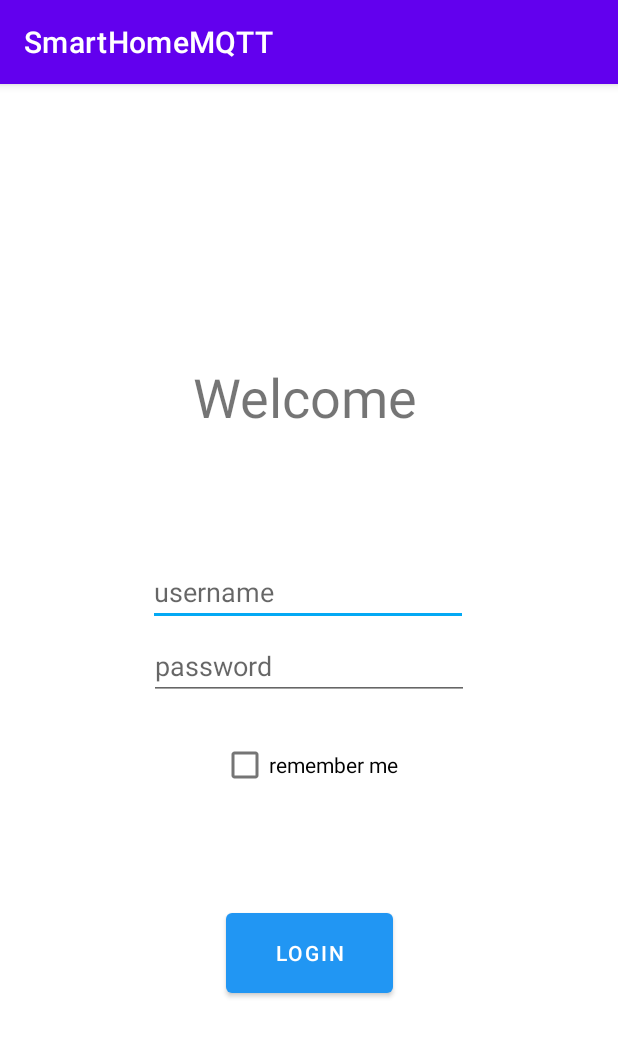
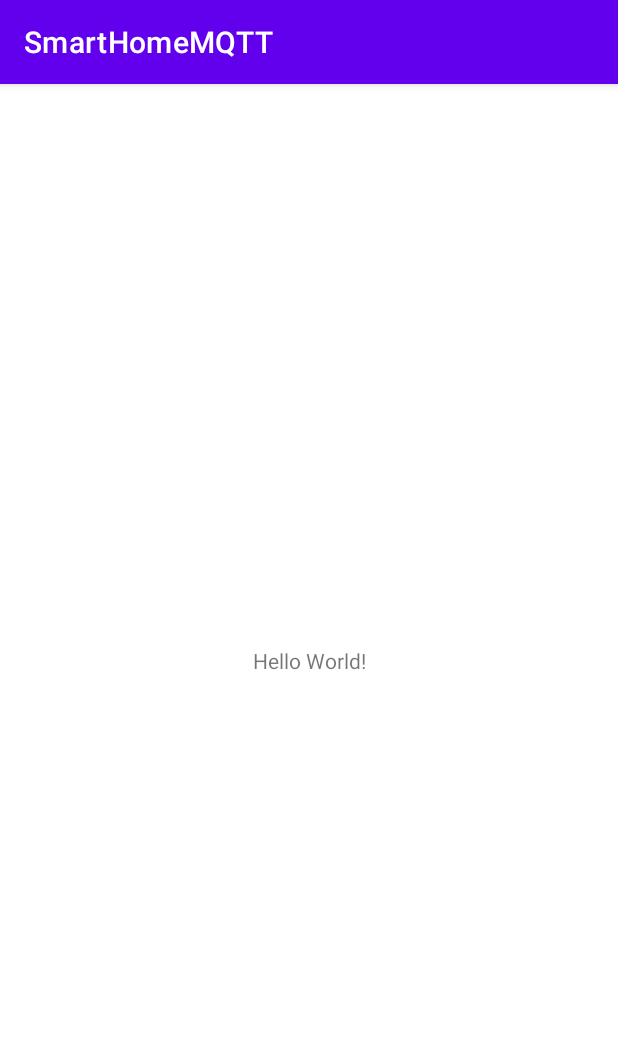
Before and after one commit to flogriesser/SmartHomeMQTT, an Android app: the screen it shows after launch (MainActivity), on a phone screen of 412 x 824 dp. Shown: the top 1037 px of the screen. Run offline under Robolectric (Android 15) with nearby library versions, the phone set to English and light mode, and no system bars.

```diff
--- a/app/build.gradle
+++ b/app/build.gradle
@@ -33,11 +33,6 @@ dependencies {
     implementation 'androidx.appcompat:appcompat:1.2.0'
     implementation 'com.google.android.material:material:1.3.0'
     implementation 'androidx.constraintlayout:constraintlayout:2.0.4'
-    //
-    implementation 'com.android.support:cardview-v7:30.0.0'
-    implementation 'com.android.support:recyclerview-v7:30.0.0'
-    //implementation "androidx.recyclerview:recyclerview:1.1.0"
-    //
     testImplementation 'junit:junit:4.+'
     androidTestImplementation 'androidx.test.ext:junit:1.1.2'
     androidTestImplementation 'androidx.test.espresso:espresso-core:3.3.0'
--- a/app/src/main/AndroidManifest.xml
+++ b/app/src/main/AndroidManifest.xml
@@ -12,12 +12,10 @@
         <activity android:name=".MainActivity">
             <intent-filter>
                 <action android:name="android.intent.action.MAIN" />
+
                 <category android:name="android.intent.category.LAUNCHER" />
             </intent-filter>
         </activity>
-        <activity android:name=".AddDeviceActivity" />
-        <activity android:name=".HomeMainActivity" />
-        <activity android:name=".CommunicationActivity"/>
     </application>
 
 </manifest>
--- a/app/src/main/java/com/example/smarthomemqtt/MainActivity.java
+++ b/app/src/main/java/com/example/smarthomemqtt/MainActivity.java
@@ -2,86 +2,13 @@ package com.example.smarthomemqtt;
 
 import androidx.appcompat.app.AppCompatActivity;
 
-import android.content.Intent;
-import android.content.SharedPreferences;
 import android.os.Bundle;
-import android.preference.PreferenceManager;
-import android.view.View;
-import android.widget.Button;
-import android.widget.CheckBox;
-import android.widget.EditText;
-import android.widget.TextView;
 
 public class MainActivity extends AppCompatActivity {
-    EditText username_text, password_text;
-    Button login_button;
-    TextView login_error_text;
-    CheckBox remember_checkbox;
-    SharedPreferences preferences;
-    SharedPreferences.Editor editor;
-
 
     @Override
     protected void onCreate(Bundle savedInstanceState) {
         super.onCreate(savedInstanceState);
         setContentView(R.layout.activity_main);
-
-        username_text = (EditText)findViewById(R.id.username);
-        password_text = (EditText)findViewById(R.id.password);
-        login_button = (Button) findViewById(R.id.login_button);
-        login_error_text = (TextView) findViewById(R.id.login_error_text);
-        remember_checkbox = (CheckBox) findViewById(R.id.remember_checkbox);
-        preferences = PreferenceManager.getDefaultSharedPreferences(this);
-        editor = preferences.edit();
-
-        checkSharedPreferences();
-
-        login_button.setOnClickListener(new View.OnClickListener() {
-            @Override
-            public void onClick(View v) {
-
-                if(username_text.getText().toString().equals("admin") && password_text.getText().toString().equals("admin")) {
-                    if(remember_checkbox.isChecked()){
-                        editor.putString(getString(R.string.checkbox), "True");
-                        editor.apply();
-                        String username_str = username_text.getText().toString();
-                        editor.putString(getString(R.string.username), username_str);
-                        editor.commit();
-                        String password_str = password_text.getText().toString();
-                        editor.putString(getString(R.string.password), password_str);
-                        editor.commit();
-                    }
-                    else{
-                        editor.putString(getString(R.string.checkbox), "False");
-                        editor.commit();
-                        editor.putString(getString(R.string.username), "");
-                        editor.commit();
-                        editor.putString(getString(R.string.password), "");
-                        editor.commit();
-                    }
-
-                    Intent intent = new Intent(MainActivity.this, HomeMainActivity.class);
-                    startActivity(intent);
-                }
-                else{
-                    login_error_text.setText("Wrong Credentials");
-                }
-            }
-        });
-    }
-    private void checkSharedPreferences(){
-        String checkbox_str = preferences.getString(getString(R.string.checkbox), "false");
-        String username_str = preferences.getString(getString(R.string.username), "");
-        String password_str = preferences.getString(getString(R.string.password), "");
-
-        username_text.setText(username_str);
-        password_text.setText(password_str);
-
-        if(checkbox_str.equals("True")){
-            remember_checkbox.setChecked(true);
-        }
-        else{
-            remember_checkbox.setChecked(false);
-        }
     }
 }
--- a/app/src/main/res/layout/activity_main.xml
+++ b/app/src/main/res/layout/activity_main.xml
@@ -7,74 +7,12 @@
     tools:context=".MainActivity">
 
     <TextView
-        android:id="@+id/textView"
-        android:layout_width="154dp"
-        android:layout_height="68dp"
-        android:layout_marginTop="184dp"
-        android:text="Welcome "
-        android:textSize="36sp"
-        app:layout_constraintHorizontal_bias="0.498"
+        android:layout_width="wrap_content"
+        android:layout_height="wrap_content"
+        android:text="Hello World!"
+        app:layout_constraintBottom_toBottomOf="parent"
         app:layout_constraintLeft_toLeftOf="parent"
         app:layout_constraintRight_toRightOf="parent"
         app:layout_constraintTop_toTopOf="parent" />
 
-    <Button
-        android:id="@+id/login_button"
-        android:layout_width="111dp"
-        android:layout_height="65dp"
-        android:layout_marginBottom="156dp"
-        android:text="Login"
-        app:backgroundTint="#2196F3"
-        app:layout_constraintBottom_toBottomOf="parent"
-        app:layout_constraintLeft_toLeftOf="parent"
-        app:layout_constraintRight_toRightOf="parent" />
-
-    <EditText
-        android:id="@+id/username"
-        android:layout_width="wrap_content"
-        android:layout_height="wrap_content"
-        android:layout_marginTop="64dp"
-        android:autoText="true"
-        android:ems="10"
-        android:hint="username"
-        android:inputType="textPersonName"
-        app:layout_constraintEnd_toEndOf="parent"
-        app:layout_constraintHorizontal_bias="0.497"
-        app:layout_constraintStart_toStartOf="parent"
-        app:layout_constraintTop_toBottomOf="@+id/textView" />
-
-    <TextView
-        android:id="@+id/login_error_text"
-        android:layout_width="wrap_content"
-        android:layout_height="wrap_content"
-        android:textColor="#F44336"
-        android:textSize="18sp"
-        app:layout_constraintBottom_toTopOf="@+id/login_button"
-        app:layout_constraintEnd_toEndOf="parent"
-        app:layout_constraintHorizontal_bias="0.498"
-        app:layout_constraintStart_toStartOf="parent" />
-
-    <CheckBox
-        android:id="@+id/remember_checkbox"
-        android:layout_width="wrap_content"
-        android:layout_height="wrap_content"
-        android:text="remember me"
-        app:layout_constraintBottom_toTopOf="@+id/login_button"
-        app:layout_constraintEnd_toEndOf="parent"
-        app:layout_constraintStart_toStartOf="parent"
-        app:layout_constraintTop_toBottomOf="@+id/username" />
-
-    <EditText
-        android:id="@+id/password"
-        android:layout_width="wrap_content"
-        android:layout_height="wrap_content"
-        android:ems="10"
-        android:hint="password"
-        android:inputType="textPassword"
-        app:layout_constraintBottom_toTopOf="@+id/remember_checkbox"
-        app:layout_constraintEnd_toEndOf="parent"
-        app:layout_constraintStart_toStartOf="parent"
-        app:layout_constraintTop_toBottomOf="@+id/username"
-        app:layout_constraintVertical_bias="0.178" />
-
 </androidx.constraintlayout.widget.ConstraintLayout>
--- a/app/src/main/res/values/colors.xml
+++ b/app/src/main/res/values/colors.xml
@@ -3,7 +3,7 @@
     <color name="purple_200">#FFBB86FC</color>
     <color name="purple_500">#FF6200EE</color>
     <color name="purple_700">#FF3700B3</color>
-    <color name="teal_200">#03A9F4</color>
+    <color name="teal_200">#FF03DAC5</color>
     <color name="teal_700">#FF018786</color>
     <color name="black">#FF000000</color>
     <color name="white">#FFFFFFFF</color>
--- a/app/src/main/res/values/strings.xml
+++ b/app/src/main/res/values/strings.xml
@@ -1,6 +1,3 @@
 <resources>
     <string name="app_name">SmartHomeMQTT</string>
-    <string name="username">SmartHomeMQTT.username</string>
-    <string name="password">SmartHomeMQTT.password</string>
-    <string name="checkbox">SmartHomeMQTT.checkbox</string>
 </resources>
```
Also changed, not shown: app/src/main/java/com/example/smarthomemqtt/AddDeviceActivity.java (deleted, +0 -36 lines), app/src/main/java/com/example/smarthomemqtt/CommunicationActivity.java (deleted, +0 -46 lines), app/src/main/java/com/example/smarthomemqtt/HomeMainActivity.java (deleted, +0 -83 lines), app/src/main/java/com/example/smarthomemqtt/Item.java (deleted, +0 -28 lines), app/src/main/java/com/example/smarthomemqtt/ItemAdapter.java (deleted, +0 -81 lines), app/src/main/res/layout/add_device.xml (deleted, +0 -65 lines), app/src/main/res/layout/communication.xml (deleted, +0 -56 lines), app/src/main/res/layout/dashboard_item.xml (deleted, +0 -49 lines), app/src/main/res/layout/home_main.xml (deleted, +0 -28 lines).
